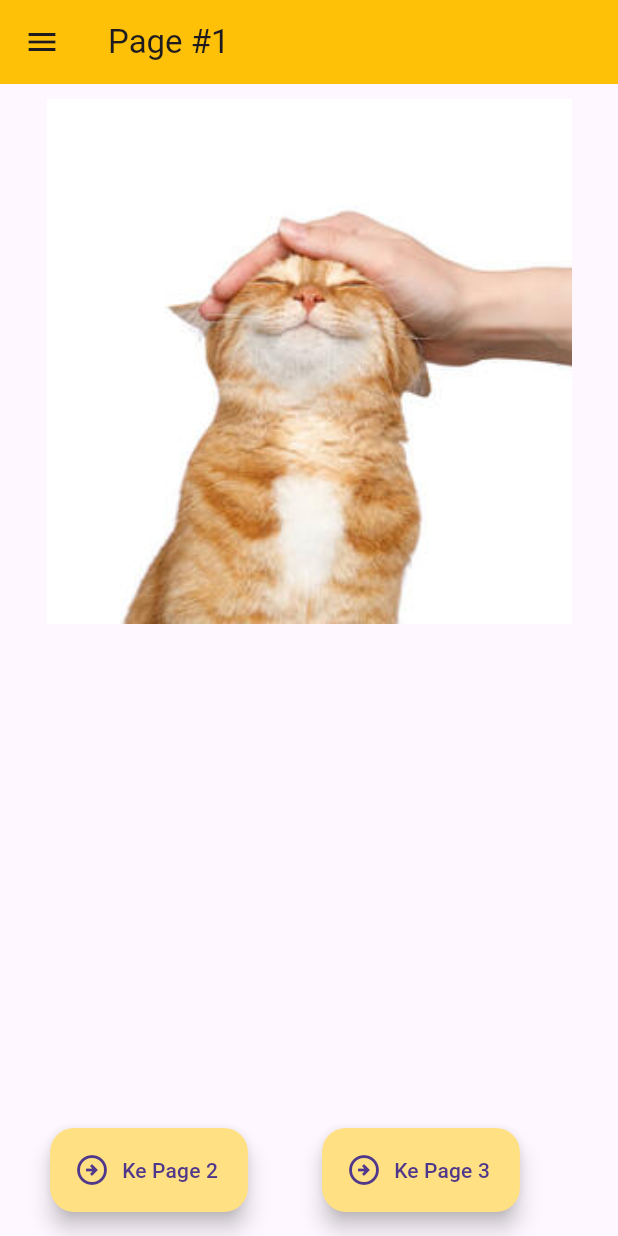
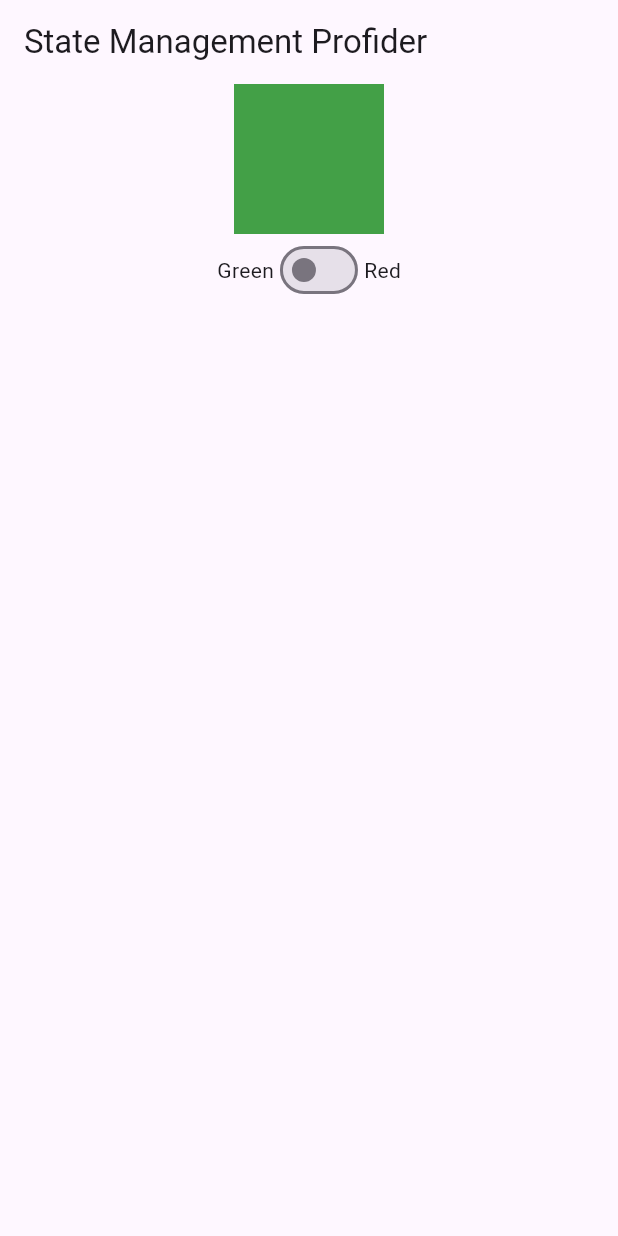
Before and after one commit to zumaku/flutter_journery, a Flutter app: the screen it shows after launch, on a phone screen of 412 x 824 dp. Run offline on Flutter 3.47's test engine with Material 3 defaults, Android fonts, the phone set to English and light mode, and no system bars.

Commit message:
Bad practive to State Management

```diff
--- a/lib/main.dart
+++ b/lib/main.dart
@@ -1,15 +1,64 @@
 import 'package:flutter/material.dart';
-import 'package:flutter_application/pages/page1.dart';
 
 void main() {
   runApp(MyApp());
 }
 
 class MyApp extends StatelessWidget {
-  const MyApp({super.key});
+  @override
+  Widget build(BuildContext context) {
+    return MaterialApp(
+      title: 'Flutter Demo',
+      theme: ThemeData(
+        primarySwatch: Colors.blue,
+      ),
+      home: MyHomePage(),
+    );
+  }
+}
+
+class MyHomePage extends StatefulWidget {
+  @override
+  _MyHomePageState createState() => _MyHomePageState();
+}
+
+class _MyHomePageState extends State<MyHomePage> {
+  bool isRed = false;
 
   @override
   Widget build(BuildContext context) {
-    return MaterialApp(home: Page1(),);
+    return Scaffold(
+      appBar: AppBar(
+        title: Text('State Management Profider'),
+      ),
+      body: Center(
+        child: Column(
+          children: [
+            AnimatedContainer(
+              duration: Duration(milliseconds: 100),
+              width: 100,
+              height: 100,
+              color: isRed ?Colors.red[600] : Colors.green[600],
+            ),
+            Row(
+              mainAxisAlignment: MainAxisAlignment.center,
+              crossAxisAlignment: CrossAxisAlignment.center,
+              children: [
+                Text("Green"),
+                Switch(
+                  value: isRed,
+                  onChanged: (value) => {
+                    setState(() {
+                      isRed = value;
+                    })
+                  },
+                ),
+                Text("Red"),
+              ],
+            )
+          ],
+        ),
+      ),
+    );
   }
 }
--- a/lib/pages/page1.dart
+++ /dev/null
@@ -1,108 +0,0 @@
-import 'package:flutter/material.dart';
-import 'package:flutter_application/pages/page2.dart';
-import 'package:flutter_application/pages/page3.dart';
-
-class Page1 extends StatelessWidget {
-  Page1({super.key});
-
-  String namaku = "Zuma";
-
-  @override
-  Widget build(BuildContext context) {
-    return Scaffold(
-      appBar: AppBar(
-        title: Text("Page #1"),
-        backgroundColor: Colors.amber[500],
-      ),
-      drawer: Drawer(
-        child: ListView(
-          padding: EdgeInsets.zero,
-          children: <Widget>[
-            DrawerHeader(
-              decoration: BoxDecoration(
-                color: Colors.amber[500],
-              ),
-              child: Text(
-                'Drawer Header',
-                style: TextStyle(
-                  color: Colors.white,
-                  fontSize: 24,
-                ),
-              ),
-            ),
-            ListTile(
-              leading: Icon(Icons.arrow_circle_right_outlined),
-              title: Text('Page 1'),
-              onTap: () {
-                Navigator.push(
-                  context,
-                  MaterialPageRoute(builder: (context) => Page1()),
-                );
-              },
-            ),
-            ListTile(
-              leading: Icon(Icons.arrow_circle_right_outlined),
-              title: Text('Page 2'),
-              onTap: () {
-                Navigator.push(
-                  context,
-                  MaterialPageRoute(builder: (context) => Page2(nama: namaku)),
-                );
-              },
-            ),
-            ListTile(
-              leading: Icon(Icons.arrow_circle_right_outlined),
-              title: Text('Page 3'),
-              onTap: () {
-                Navigator.push(
-                  context,
-                  MaterialPageRoute(builder: (context) => Page3()),
-                );
-              },
-            ),
-          ],
-        ),
-      ),
-      body: Column(children: [
-        Center(child: Container(
-          margin: EdgeInsets.all(10),
-          width: 350,
-          height: 350,
-          decoration: BoxDecoration(
-            image: DecorationImage(
-              image: AssetImage('images/cat1.jpg'),
-              fit: BoxFit.cover,
-            ),
-          ),
-        ),)
-      ],),
-      floatingActionButton: Row(
-        mainAxisAlignment: MainAxisAlignment.spaceEvenly,
-        children: [
-          FloatingActionButton.extended(
-            label: Text('Ke Page 2'),
-            icon: Icon(Icons.arrow_circle_right_outlined),
-            backgroundColor: Colors.amber[200],
-            onPressed: () => {
-              Navigator.push(
-                context,
-                MaterialPageRoute(builder: (context) => Page2(nama: namaku)),
-              )
-            },
-          ),
-          FloatingActionButton.extended(
-            label: Text('Ke Page 3'),
-            icon: Icon(Icons.arrow_circle_right_outlined),
-            backgroundColor: Colors.amber[200],
-            onPressed: () => {
-              Navigator.push(
-                context,
-                MaterialPageRoute(builder: (context) => Page3()),
-              )
-            },
-          ),
-        ],
-      )
-    );
-  }
-}
```
Also changed, not shown: lib/pages/page2.dart (deleted, +0 -108 lines), lib/pages/page3.dart (deleted, +0 -106 lines).
